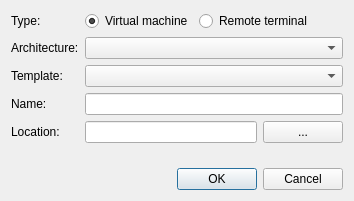
This is Src/EmuOne/emuone/NewVmDialog.ui in akapustiatyahoocouk/EmuOne as Qt 5 draws it before an edit. The edited form follows.
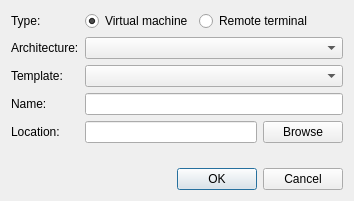
This is the edited form.

```diff
--- a/Src/EmuOne/emuone/NewVmDialog.ui
+++ b/Src/EmuOne/emuone/NewVmDialog.ui
@@ -71,7 +71,7 @@
       </sizepolicy>
      </property>
      <property name="text">
-      <string>...</string>
+      <string>Browse</string>
      </property>
     </widget>
    </item>
```
Left out of the diff: 57 changed lines with no effect on the pictures.
